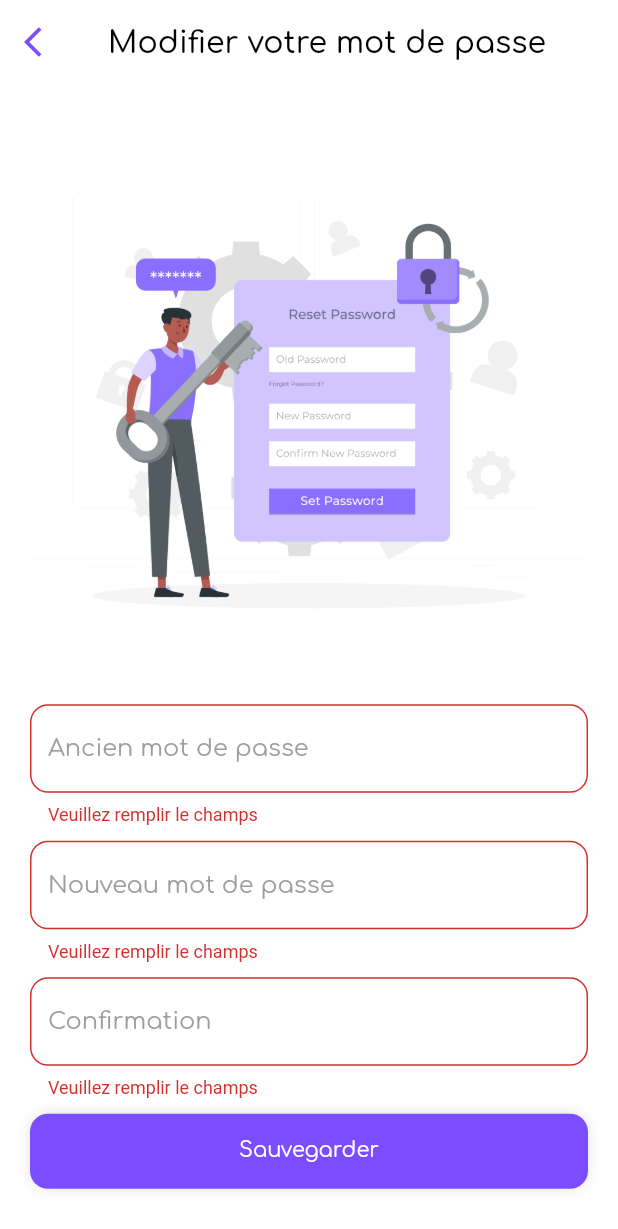
After one commit to aymenbouf/Letzcare, a Flutter app: the ChangePassword screen opened directly, after a tap on "Sauvegarder", on a phone screen of 412 x 824 dp. The commit adds this screen. Shown: the top 1229 px of the screen. Run offline on Flutter 3.47's test engine with Material 2 defaults, Android fonts, the phone set to English and light mode, and no system bars; our stand-ins replace built_collection, built_value, chopper, email_validator, expandable, firebase_core and 5 more; accounts and stored records are empty; generated files the repository leaves out were written again.

Commit message:
edit password + login screen blink fixed

```diff
--- /dev/null
+++ b/lib/screens/changepassword.dart
@@ -0,0 +1,175 @@
+import 'dart:convert';
+
+import 'package:flutter/material.dart';
+import 'package:fluttertoast/fluttertoast.dart';
+import 'package:letzcqre/components/PrimaryButton.dart';
+import 'package:letzcqre/constants.dart';
+import 'package:letzcqre/screens/offices.dart';
+
+import '../network/api.dart';
+class ChangePassword extends StatefulWidget {
+  const ChangePassword({Key? key}) : super(key: key);
+
+  @override
+  _ChangePasswordState createState() => _ChangePasswordState();
+}
+
+class _ChangePasswordState extends State<ChangePassword> {
+  String? token;
+  bool loading = false;
+  final key = GlobalKey<FormState>();
+  String? current, newpass, confirmation;
+
+  @override
+  Widget build(BuildContext context) {
+    return Scaffold(
+      appBar: AppBar(
+        backgroundColor: Colors.white,
+        elevation: 0,
+        centerTitle: true,
+        title: Text(
+          'Modifier votre mot de passe',
+          style: primaryDarkText,
+        ),
+        leading: IconButton(
+          icon: const Icon(
+            Icons.arrow_back_ios,
+            color: primaryColor,
+          ),
+          onPressed: () {
+            Navigator.pop(context);
+          },
+        ),
+      ),
+      backgroundColor: Colors.white,
+      body: SafeArea(
+        child: Padding(
+          padding: const EdgeInsets.all(20),
+          child: Center(
+            child: Form(
+              key: key,
+              child: Column(
+                mainAxisSize: MainAxisSize.min,
+                children: [
+                  Image.asset('assets/password.png'),
+                  const SizedBox(
+                    height: 10,
+                  ),
+                  TextFormField(
+                    cursorColor: primaryColor,
+                    obscureText: true,
+                    validator: (value) {
+                      if (value!.isEmpty) {
+                        return 'Veuillez remplir le champs';
+                      } else {
+                        current = value;
+                        return null;
+                      }
+                    },
+                    decoration: InputDecoration(
+                        hintText: 'Ancien mot de passe',
+                        hintStyle: primaryGreyText,
+                        border: OutlineInputBorder(
+                          borderRadius: BorderRadius.circular(12),
+                        ),
+                        focusedBorder: OutlineInputBorder(
+                            borderRadius: BorderRadius.circular(12),
+                            borderSide: const BorderSide(color: primaryColor))),
+                  ),
+                  const SizedBox(
+                    height: 10,
+                  ),
+                  TextFormField(
+                    obscureText: true,
+                    cursorColor: primaryColor,
+                    validator: (value) {
+                      if (value!.isEmpty) {
+                        return 'Veuillez remplir le champs';
+                      } else {
+                        newpass = value;
+                        return null;
+                      }
+                    },
+                    decoration: InputDecoration(
+                        hintText: 'Nouveau mot de passe',
+                        hintStyle: primaryGreyText,
+                        border: OutlineInputBorder(
+                          borderRadius: BorderRadius.circular(12),
+                        ),
+                        focusedBorder: OutlineInputBorder(
+                            borderRadius: BorderRadius.circular(12),
+                            borderSide: const BorderSide(color: primaryColor))),
+                  ),
+                  const SizedBox(
+                    height: 10,
+                  ),
+                  TextFormField(
+                    cursorColor: primaryColor,
+                    obscureText: true,
+                    validator: (value) {
+                      if (value!.isEmpty) {
+                        return 'Veuillez remplir le champs';
+                      } else {
+                        if (value != newpass) {
+                          return 'La confirmation du mot de passe ne correspond pas';
+                        } else {
+                          confirmation = value;
+                          return null;
+                        }
+                      }
+                    },
+                    decoration: InputDecoration(
+                        hintText: 'Confirmation',
+                        hintStyle: primaryGreyText,
+                        border: OutlineInputBorder(
+                          borderRadius: BorderRadius.circular(12),
+                        ),
+                        focusedBorder: OutlineInputBorder(
+                            borderRadius: BorderRadius.circular(12),
+                            borderSide: const BorderSide(color: primaryColor))),
+                  ),
+                  const SizedBox(
+                    height: 10,
+                  ),
+                  Align(
+                      alignment: Alignment.center,
+                      child: PrimaryButton(onTap: editPassword,text: "Sauvegarder",loading: loading,)),
+                ],
+              ),
+            ),
+          ),
+        ),
+      ),
+    );
+  }
+
+  void editPassword() async {
+    if (key.currentState!.validate()) {
+      setState(() {
+        loading = true;
+      });
+      var data = jsonEncode({
+        'current_password': current,
+        'password': newpass,
+        'password_confirmation': confirmation
+      });
+      var res = await Network().putData(data, 'profile/password');
+      var body = jsonDecode(res.body);
+      if (res.statusCode == 202) {
+        setState(() {
+          loading = false;
+        });
+        Fluttertoast.showToast(msg: 'Mot de passe mis à jour', backgroundColor: primaryColor);
+        Navigator.pushReplacement(
+            context,
+            MaterialPageRoute(
+                builder: (context) => const OfficesScreen()));
+      } else {
+        setState(() {
+          loading = false;
+        });
+        Fluttertoast.showToast(msg : body['message'], backgroundColor: Colors.red);
+      }
+    }
+  }
+}
```
Also changed, not shown: lib/main.dart (+30 -17 lines), lib/network/api.dart (added, +70 -0 lines), lib/screens/offices.dart (+55 -17 lines), lib/screens/profile.dart (added, +71 -0 lines), lib/screens/settings.dart (added, +63 -0 lines), assets/password.png (added).
